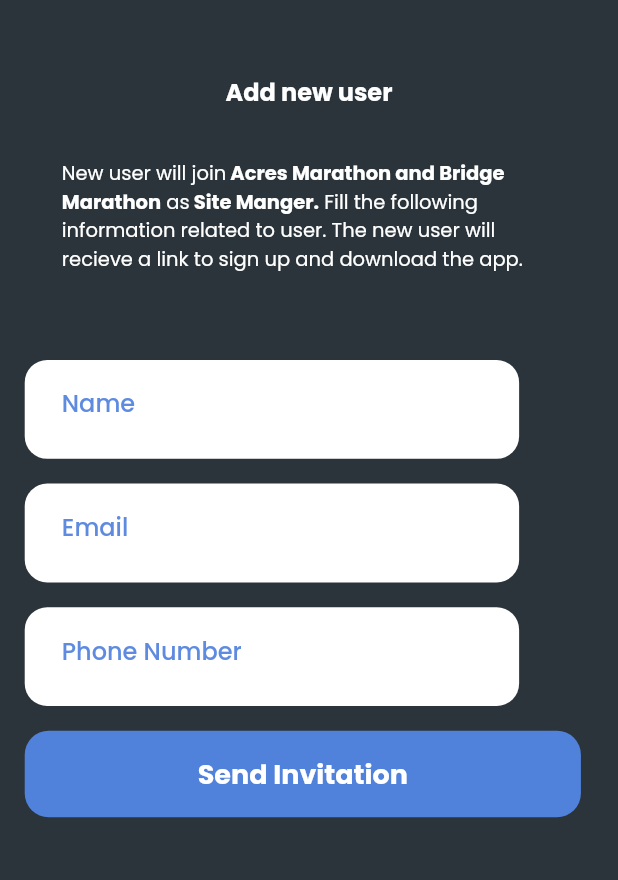
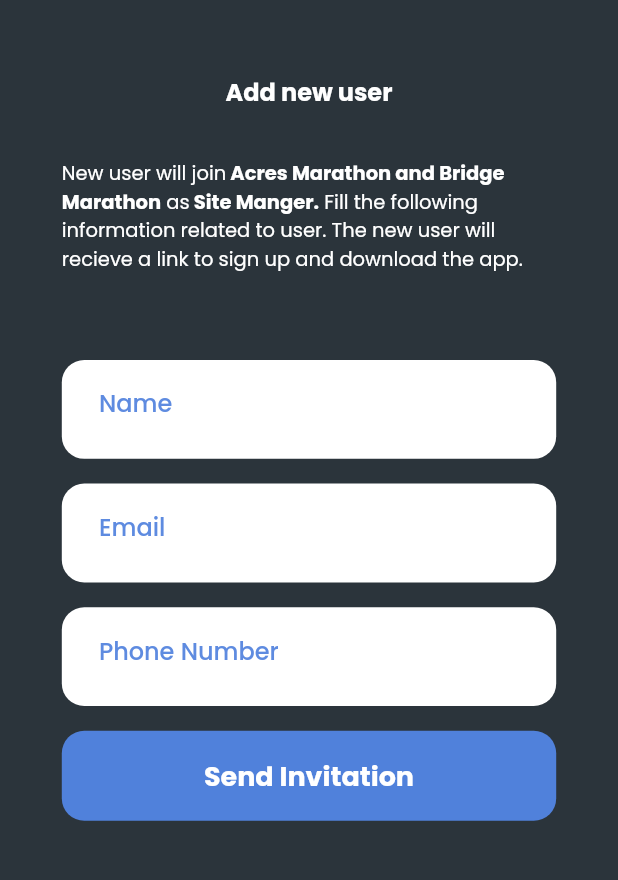
Before and after one commit to BlueSpaceTech/eagle_tip, a Flutter app: the Invitation screen opened by its route, on a phone screen of 412 x 824 dp, the part 65-945 px from its top. Run offline on Flutter 3.47's test engine with Material 2 defaults, Android fonts, the phone set to English and light mode, and no system bars; our stand-ins replace audioplayers, cloud_firestore, firebase_auth, firebase_core, flutter_svg, flutter_switch and 3 more; missing offline and left inert: flutter_circular_slider, linked_scroll_controller; accounts and stored records are empty.

Commit message:
invitation screen _fix

```diff
--- a/lib/UI/views/post_auth_screens/CRUD/Add New User/invitation.dart
+++ b/lib/UI/views/post_auth_screens/CRUD/Add New User/invitation.dart
@@ -2,6 +2,7 @@
 
 import 'package:eagle_tip/UI/Widgets/customTextField.dart';
 import 'package:eagle_tip/UI/Widgets/customappheader.dart';
+import 'package:eagle_tip/UI/Widgets/customsubmitbutton.dart';
 import 'package:eagle_tip/UI/views/post_auth_screens/TicketHistory/ticketHistoryDetail.dart';
 import 'package:eagle_tip/Utils/common.dart';
 import 'package:eagle_tip/Utils/constants.dart';
@@ -24,7 +25,7 @@ class Invitation extends StatelessWidget {
               padding: EdgeInsets.only(
                   left: width * 0.04, right: width * 0.04, top: height * 0.01),
               child: Column(
-                crossAxisAlignment: CrossAxisAlignment.start,
+                crossAxisAlignment: CrossAxisAlignment.center,
                 children: [
                   Row(
                     children: [
@@ -159,10 +160,10 @@ class Invitation extends StatelessWidget {
                   SizedBox(
                     height: height * 0.02,
                   ),
-                  CustomButton(
-                      width: width,
-                      buttonText: "Send Invitation",
-                      height: height)
+                  CustomSubmitButton(
+                    width: width,
+                    title: "Send Invitation",
+                  )
                 ],
               ),
             ),
--- a/lib/UI/views/post_auth_screens/HomeScreens/Home_screen.dart
+++ b/lib/UI/views/post_auth_screens/HomeScreens/Home_screen.dart
@@ -30,6 +30,7 @@ class _HomeScreenState extends State<HomeScreen> {
     return Scaffold(
       body: Container(
         color: backGround_color,
+        child: SingleChildScrollView(
           child: Padding(
             padding: EdgeInsets.only(top: height * 0.1),
             child: Column(
@@ -123,6 +124,7 @@ class _HomeScreenState extends State<HomeScreen> {
             ),
           ),
         ),
+      ),
     );
   }
 }
```
Lines whose indentation alone changed are shown as unchanged.
